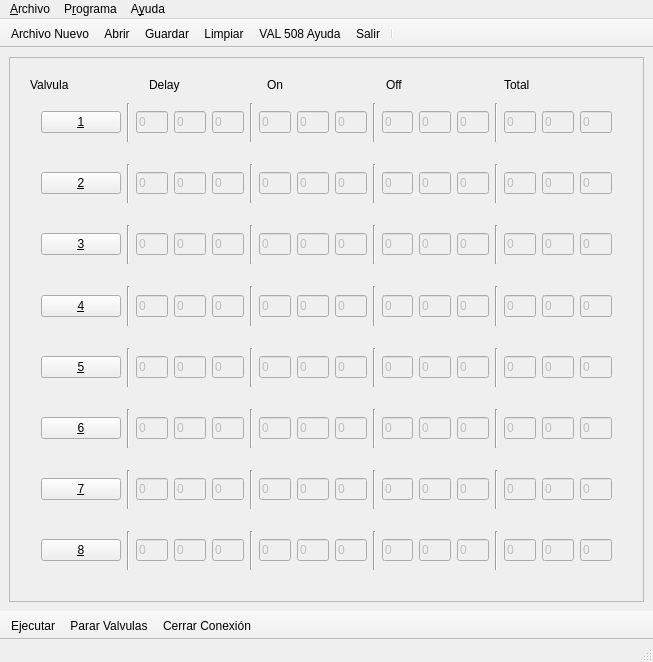
Before: the Qt Designer form main_qt/MainWindow_Pro.ui in packituz-gttz/Arduino-Valve, drawn with Qt 5.
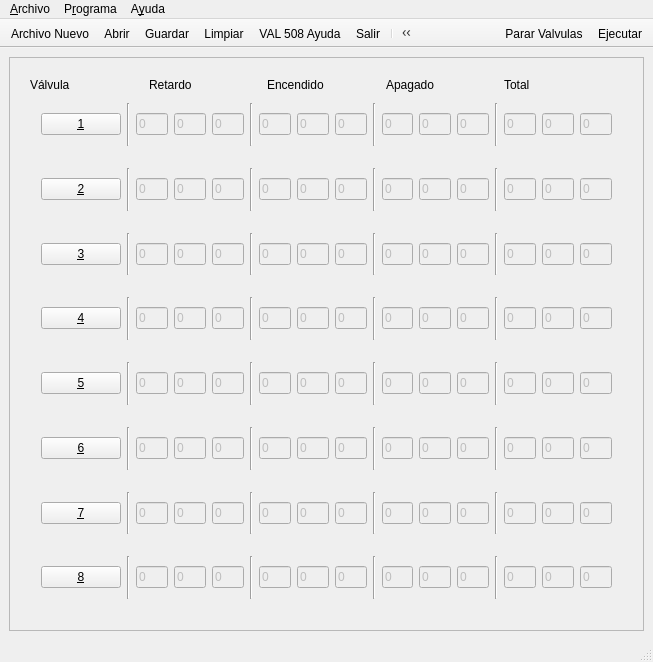
After: the same form once the commit is applied. Icons and pictures are not drawn.

```diff
--- a/main_qt/MainWindow_Pro.ui
+++ b/main_qt/MainWindow_Pro.ui
@@ -33,13 +33,16 @@
       <property name="widgetResizable">
        <bool>true</bool>
       </property>
+      <property name="alignment">
+       <set>Qt::AlignLeading|Qt::AlignLeft|Qt::AlignTop</set>
+      </property>
       <widget class="QWidget" name="scrollAreaWidgetContents">
        <property name="geometry">
         <rect>
          <x>0</x>
          <y>0</y>
          <width>633</width>
-         <height>511</height>
+         <height>543</height>
         </rect>
        </property>
        <layout class="QVBoxLayout" name="verticalLayout_3">
@@ -81,7 +84,7 @@
                 </sizepolicy>
                </property>
                <property name="text">
-                <string>Valvula</string>
+                <string>Válvula</string>
                </property>
                <property name="alignment">
                 <set>Qt::AlignLeading|Qt::AlignLeft|Qt::AlignTop</set>
@@ -97,7 +100,7 @@
                 </sizepolicy>
                </property>
                <property name="text">
-                <string>Delay</string>
+                <string>Retardo</string>
                </property>
                <property name="alignment">
                 <set>Qt::AlignLeading|Qt::AlignLeft|Qt::AlignTop</set>
@@ -113,7 +116,7 @@
                 </sizepolicy>
                </property>
                <property name="text">
-                <string>On</string>
+                <string>Encendido</string>
                </property>
                <property name="alignment">
                 <set>Qt::AlignLeading|Qt::AlignLeft|Qt::AlignTop</set>
@@ -129,7 +132,7 @@
                 </sizepolicy>
                </property>
                <property name="text">
-                <string>Off</string>
+                <string>Apagado</string>
                </property>
                <property name="alignment">
                 <set>Qt::AlignLeading|Qt::AlignLeft|Qt::AlignTop</set>
@@ -211,6 +214,9 @@
                   <property name="text">
                    <string>0</string>
                   </property>
+                  <property name="placeholderText">
+                   <string/>
+                  </property>
                  </widget>
                 </item>
                 <item>
@@ -1875,20 +1881,23 @@
    <property name="windowTitle">
     <string>toolBar_2</string>
    </property>
+   <property name="layoutDirection">
+    <enum>Qt::RightToLeft</enum>
+   </property>
    <property name="movable">
     <bool>false</bool>
    </property>
    <property name="iconSize">
     <size>
-     <width>24</width>
-     <height>24</height>
+     <width>32</width>
+     <height>32</height>
     </size>
    </property>
    <property name="floatable">
     <bool>false</bool>
    </property>
    <attribute name="toolBarArea">
-    <enum>BottomToolBarArea</enum>
+    <enum>TopToolBarArea</enum>
    </attribute>
    <attribute name="toolBarBreak">
     <bool>false</bool>
```
